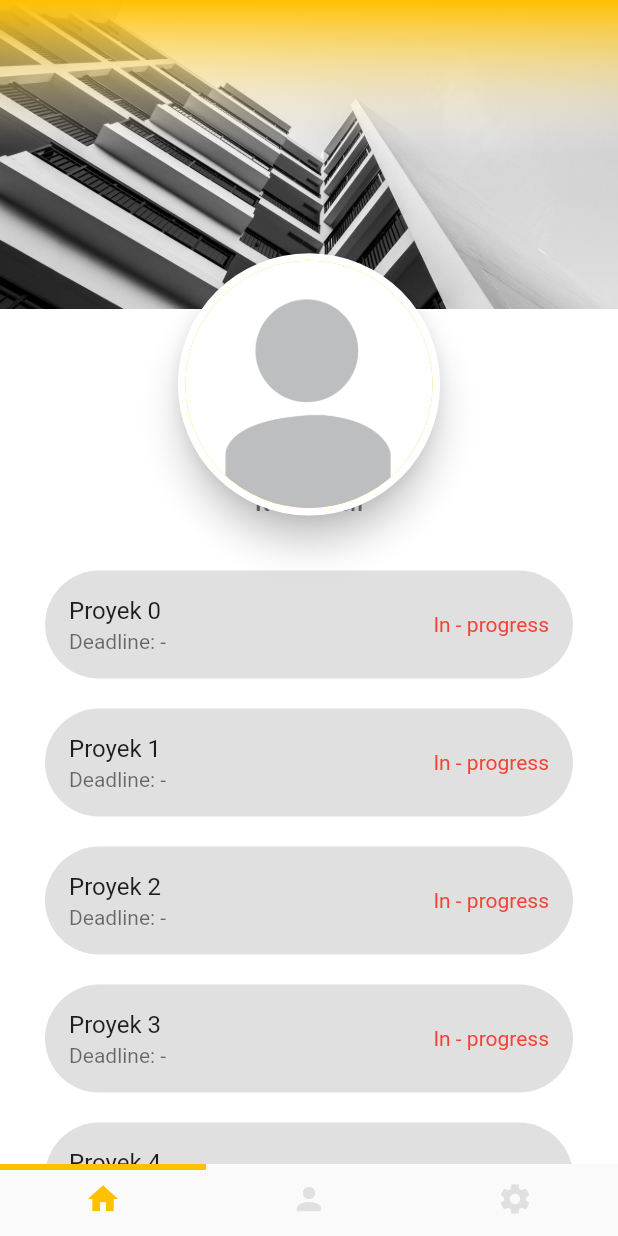
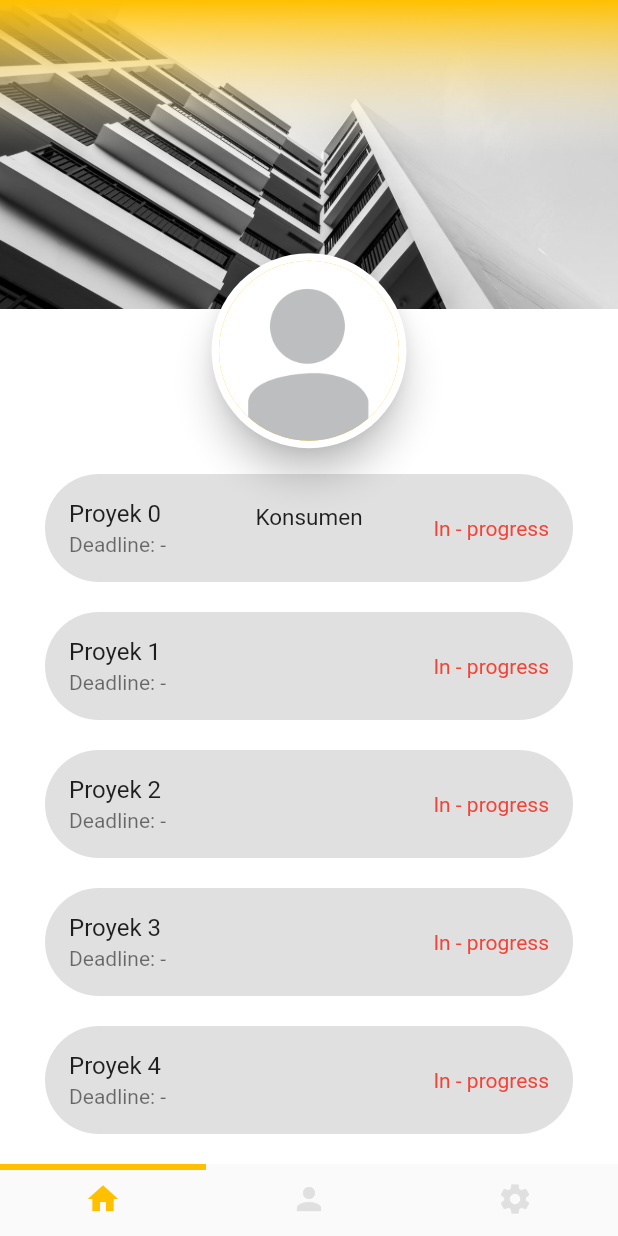
Before and after one commit to qisashasanudin/bangunin_id, a Flutter app: the screen it shows once a user with an empty profile is signed in, on a phone screen of 412 x 824 dp. Run offline on Flutter 3.47's test engine with Material 2 defaults, Android fonts, the phone set to English and light mode, and no system bars; our stand-ins replace cloud_firestore, firebase_auth, flutter_spinkit; accounts and stored records are empty.

```diff
--- a/lib/screens/mainmenu/tab_account.dart
+++ b/lib/screens/mainmenu/tab_account.dart
@@ -49,7 +49,7 @@ class Account extends StatelessWidget {
           children: [
             coverPicture(),
             coverPictureGradient(),
-            profilePictureEdit(screenHeight),
+            profilePictureEdit(),
           ],
         ),
       ),
@@ -86,18 +86,19 @@ class Account extends StatelessWidget {
     );
   }
 
-  Stack profilePictureEdit(double screenHeight) {
-    return Stack(
-      alignment: Alignment.center,
-      children: [
-        Card(
+  Center profilePictureEdit() {
+    return Center(
+      child: Card(
         elevation: 10,
         shape: CircleBorder(),
         child: Padding(
           padding: const EdgeInsets.all(5.0),
           child: CircleAvatar(
+            radius: 60,
+            backgroundColor: AppColors().primary,
+            backgroundImage: AssetImage('assets/img/profile_pic_default.jpg'),
             child: Padding(
-                padding: EdgeInsets.only(top: 100, left: 100),
+              padding: EdgeInsets.only(top: 80, left: 80),
               child: CircleAvatar(
                 radius: 25,
                 backgroundColor: AppColors().accent2.withOpacity(0.5),
@@ -107,13 +108,9 @@ class Account extends StatelessWidget {
                     onPressed: () {}),
               ),
             ),
-              radius: screenHeight / 10,
-              backgroundColor: AppColors().primary,
-              backgroundImage: AssetImage('assets/img/profile_pic_default.jpg'),
           ),
         ),
       ),
-      ],
     );
   }
 
--- a/lib/screens/mainmenu/tab_home.dart
+++ b/lib/screens/mainmenu/tab_home.dart
@@ -28,6 +28,12 @@ class _HomeState extends State<Home> {
     super.initState();
   }
 
+    @override
+  void dispose() {
+    _scrollController.dispose();
+    super.dispose();
+  }
+
   @override
   Widget build(BuildContext context) {
     double screenHeight = MediaQuery.of(context).size.height;
@@ -53,13 +59,7 @@ class _HomeState extends State<Home> {
                   flexibleSpace: homeAppBar(screenHeight),
                 ),
                 SliverToBoxAdapter(
-                  child: SizedBox(height: screenHeight/10),
-                ),
-                SliverToBoxAdapter(
-                  child: userInfo(userID),
-                ),
-                SliverToBoxAdapter(
-                  child: SizedBox(height: 10.0),
+                  child: SizedBox(height: 100),
                 ),
                 SliverList(
                   delegate: infiniteList(context),
@@ -71,7 +71,7 @@ class _HomeState extends State<Home> {
             floatingActionButtonLocation:
                 FloatingActionButtonLocation.centerFloat,
           ),
-          profilePicture(screenHeight),
+          userInfo(screenHeight, userID),
         ],
       ),
     );
@@ -91,7 +91,7 @@ class _HomeState extends State<Home> {
       ),
       centerTitle: true,
       title: Opacity(
-        opacity: 1 - scrollFade(screenHeight / 5),
+        opacity: 1 - scrollFadeCalculator(screenHeight / 5),
         child: Text('Beranda'),
       ),
       stretchModes: [
@@ -125,68 +125,64 @@ class _HomeState extends State<Home> {
     );
   }
 
-  Positioned profilePicture(double screenHeight) {
-    return Positioned(
-      top: (scrollPosition ?? 0) + screenHeight / 5,
-      child: Stack(
-        alignment: Alignment.center,
-        children: [
-          Opacity(
-            opacity: scrollFade(screenHeight / 5),
-            child: Card(
-              elevation: 10,
-              shape: CircleBorder(),
-              child: Padding(
-                padding: const EdgeInsets.all(5.0),
-                child: CircleAvatar(
-                  radius: screenHeight / 10,
-                  backgroundColor: AppColors().primary,
-                  backgroundImage:
-                      AssetImage('assets/img/profile_pic_default.jpg'),
-                ),
-              ),
-            ),
-          ),
-        ],
-      ),
-    );
-  }
-
-  double scrollFade(double h) {
-    return ((((scrollPosition ?? 0) + h) / h <= 0)
-        ? 0
-        : (((scrollPosition ?? 0) + h) / h >= 1)
-            ? 1
-            : ((scrollPosition ?? 0) + h) / h);
-  }
-
-  StreamBuilder userInfo(String userID) {
+  StreamBuilder userInfo(double screenHeight, String userID) {
     return StreamBuilder(
       stream: DatabaseService(uid: userID).entitySnapshot('accounts'),
       builder: (context, snapshot) {
         if (!snapshot.hasData) {
           return LoadingText();
         } else {
-          return Container(
-            child: ListTile(
-              title: Center(
-                  child: Text(snapshot.data.data['name'],
-                      style: TextStyle(
-                          fontSize: 20, fontWeight: FontWeight.bold))),
-              subtitle: Center(
-                child: (snapshot.data.data['isSupervisor'])
-                    ? Text('Mandor',
-                        style: TextStyle(
-                            fontSize: 15, fontWeight: FontWeight.bold))
-                    : Text('Konsumen',
-                        style: TextStyle(
-                            fontSize: 15, fontWeight: FontWeight.bold)),
+          return Positioned(
+            top: (scrollPosition ?? 0) + screenHeight / 5,
+            child: Opacity(
+              opacity: scrollFadeCalculator(screenHeight / 5),
+              child: Column(
+                children: [
+                  profilePicture(),
+                  SizedBox(height: 10.0),
+                  displayName(snapshot),
+                  displayRole(snapshot),
+                ],
               ),
             ),
           );
         }
       },
     );
+  }
+
+  Card profilePicture() {
+    return Card(
+      elevation: 10,
+      shape: CircleBorder(),
+      child: Padding(
+        padding: const EdgeInsets.all(5.0),
+        child: CircleAvatar(
+          radius: 60,
+          backgroundColor: AppColors().primary,
+          backgroundImage: AssetImage('assets/img/profile_pic_default.jpg'),
+        ),
+      ),
+    );
+  }
+
+  Text displayName(AsyncSnapshot snapshot) {
+    return Text(snapshot.data.data['name'],
+        style: TextStyle(fontSize: 20, fontWeight: FontWeight.bold));
+  }
+
+  Text displayRole(AsyncSnapshot snapshot) {
+    return (snapshot.data.data['isSupervisor'])
+        ? Text('Mandor', style: TextStyle(fontSize: 15))
+        : Text('Konsumen', style: TextStyle(fontSize: 15));
+  }
+
+  double scrollFadeCalculator(double h) {
+    return ((((scrollPosition ?? 0) + h) / h <= 0)
+        ? 0
+        : (((scrollPosition ?? 0) + h) / h >= 1)
+            ? 1
+            : ((scrollPosition ?? 0) + h) / h);
   }
 
   SliverChildBuilderDelegate infiniteList(BuildContext context) {
```
Lines whose indentation alone changed are shown as unchanged.
